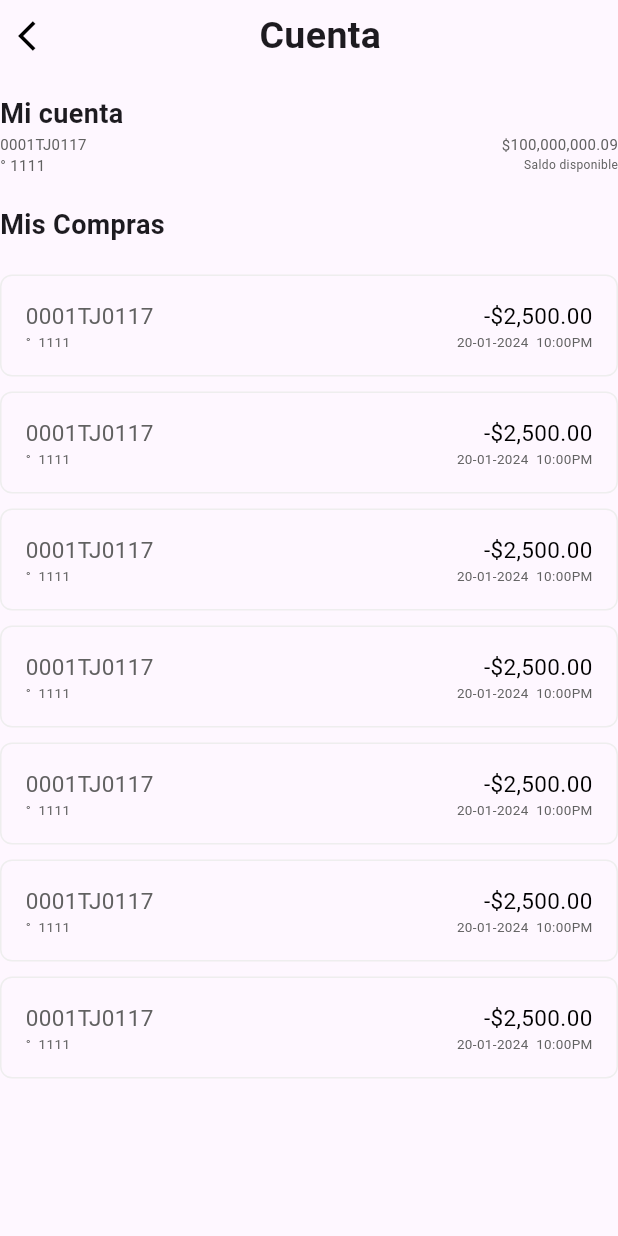
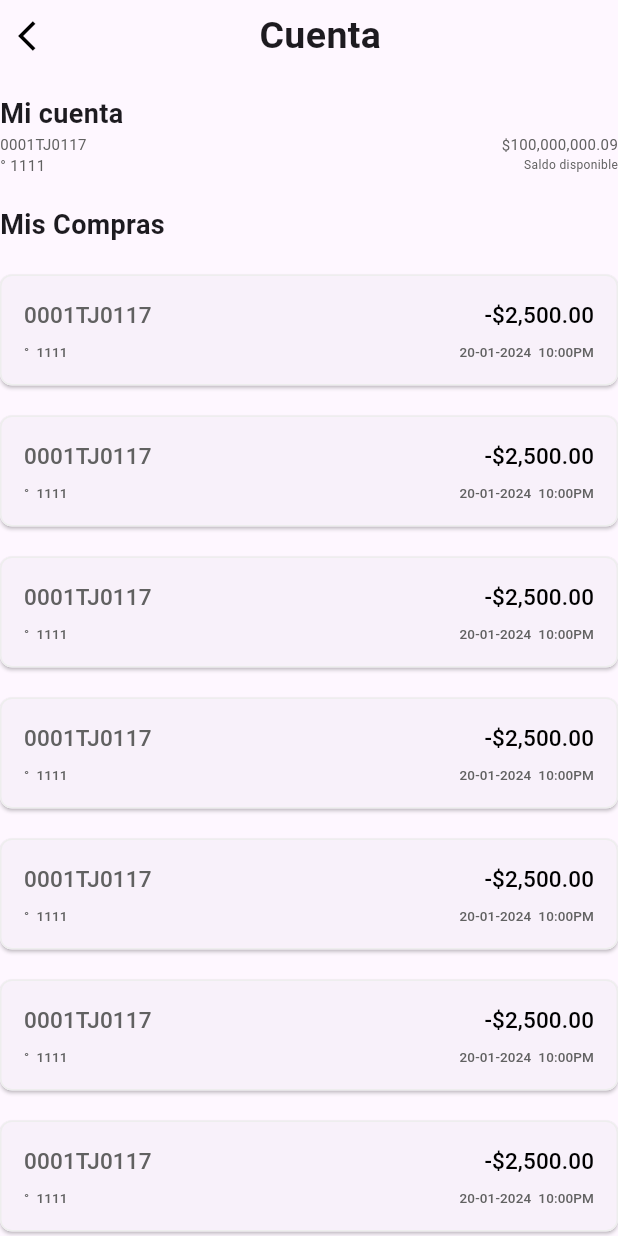
Before and after one commit to ArianaTzucV/FreshStart, a Flutter app: the EstadoDeCuentaBody widget shown alone on an empty page, opened directly, on a phone screen of 412 x 824 dp. Run offline on Flutter 3.47's test engine with Material 3 defaults, Android fonts, the phone set to English and light mode, and no system bars; project files that could hold a hidden picture were left out.

Commit message:
estadodecuentaconectarentreview-ban4

```diff
--- a/lib/core/presentation/views/estado_cuenta_view.dart
+++ b/lib/core/presentation/views/estado_cuenta_view.dart
@@ -1,10 +1,11 @@
 import 'package:flutter/material.dart';
+import 'package:fresh_start/core/presentation/views/estado_cuenta_view2.dart';
 
 void main() {
-  runApp(EstadoDeCuentaWidget());
+  runApp(EstadoDeCuentaWidget1());
 }
 
-class EstadoDeCuentaWidget extends StatelessWidget {
+class EstadoDeCuentaWidget1 extends StatelessWidget {
   @override
   Widget build(BuildContext context) {
     return MaterialApp(
@@ -34,7 +35,7 @@ class EstadoDeCuentaBody extends StatelessWidget {
                 size: 24,
               ),
                 onPressed: () {
-                // Aquí puedes definir la función a ejecutar cuando se presione el botón de flecha
+                  //Navigator.pushReplacement(context, MaterialPageRoute(builder: (context) => ()));
                 },
             ),
             Expanded(
@@ -81,7 +82,7 @@ class EstadoDeCuentaBody extends StatelessWidget {
               '° 1111',
               style: TextStyle(fontSize: 10, color: Colors.grey.shade700),
             ),
-            SizedBox(width: 10),
+            SizedBox(width: 15),
             Text(
               'Saldo disponible',
               style: TextStyle(fontSize: 8, color: Colors.grey.shade700),
@@ -97,17 +98,25 @@ class EstadoDeCuentaBody extends StatelessWidget {
             ),
           ],
         ),
-        SizedBox(height: 20),
+        SizedBox(height: 10),
         Expanded(
   child: ListView.builder(
     itemCount: 7,
     itemBuilder: (context, index) {
-              return Container(
-                margin: EdgeInsets.only(bottom: 10),
-                decoration: BoxDecoration(
+      return Padding(
+        padding: EdgeInsets.symmetric(vertical: 10), // Agregar un espacio vertical entre los botones
+        child: ElevatedButton(
+                onPressed: () {
+                  Navigator.pushReplacement(context, MaterialPageRoute(builder: (context) => EstadoDeCuentaWidget()));
+                },
+          style: ElevatedButton.styleFrom(
+            padding: EdgeInsets.zero,
+            shape: RoundedRectangleBorder(
               borderRadius: BorderRadius.circular(8),
-                  border: Border.all(color: Colors.grey.shade200),
+              side: BorderSide(color: Colors.grey.shade200),
             ),
+          ),
+          child: Container(
             padding: EdgeInsets.all(16),
             child: Column(
               crossAxisAlignment: CrossAxisAlignment.start,
@@ -119,16 +128,13 @@ class EstadoDeCuentaBody extends StatelessWidget {
                       '0001TJ0117',
                       style: TextStyle(fontSize: 15, color: Colors.grey.shade700),
                     ),
-                        Row(
-                          children: [
                     Text(
                       '-\$2,500.00',
                       style: TextStyle(fontSize: 15, color: Colors.black),
                     ),
                   ],
                 ),
-                      ],
-                    ),
+                SizedBox(height: 8),
                 Row(
                   mainAxisAlignment: MainAxisAlignment.spaceBetween,
                   children: [
@@ -136,7 +142,6 @@ class EstadoDeCuentaBody extends StatelessWidget {
                       '°  1111',
                       style: TextStyle(fontSize: 9, color: Colors.grey.shade700),
                     ),
-                        SizedBox(width: 10),
                     Text(
                       '20-01-2024  10:00PM',
                       style: TextStyle(fontSize: 9, color: Colors.grey.shade700),
@@ -144,6 +149,8 @@ class EstadoDeCuentaBody extends StatelessWidget {
                   ],
                 ),
               ],
+            ),
+          ),
         ),
       );
     },
--- a/lib/core/presentation/views/estado_cuenta_view2.dart
+++ b/lib/core/presentation/views/estado_cuenta_view2.dart
@@ -1,4 +1,5 @@
 import 'package:flutter/material.dart';
+import 'package:fresh_start/core/presentation/views/estado_cuenta_view.dart';
 
 void main() {
   runApp(EstadoDeCuentaWidget());
@@ -33,9 +34,9 @@ class EstadoDeCuentaBody extends StatelessWidget {
                 color: Colors.black,
                 size: 24,
               ),
-              onPressed: () {
-                // Aquí puedes definir la función a ejecutar cuando se presione el botón de flecha
-              },
+                onPressed: () {
+                  Navigator.pushReplacement(context, MaterialPageRoute(builder: (context) => EstadoDeCuentaWidget1()));
+                },
             ),
             Expanded(
               flex: 10,
@@ -233,9 +234,9 @@ class EstadoDeCuentaBody extends StatelessWidget {
         ),
         Center(
           child: ElevatedButton(
-            onPressed: () {
-              // Acción al presionar el botón
-            },
+                onPressed: () {
+                  Navigator.pushReplacement(context, MaterialPageRoute(builder: (context) => EstadoDeCuentaWidget1()));
+                },
             style: ElevatedButton.styleFrom(
               padding: EdgeInsets.symmetric(horizontal: 130, vertical: 20),
               shape: RoundedRectangleBorder(
```
Lines whose indentation alone changed are shown as unchanged.
